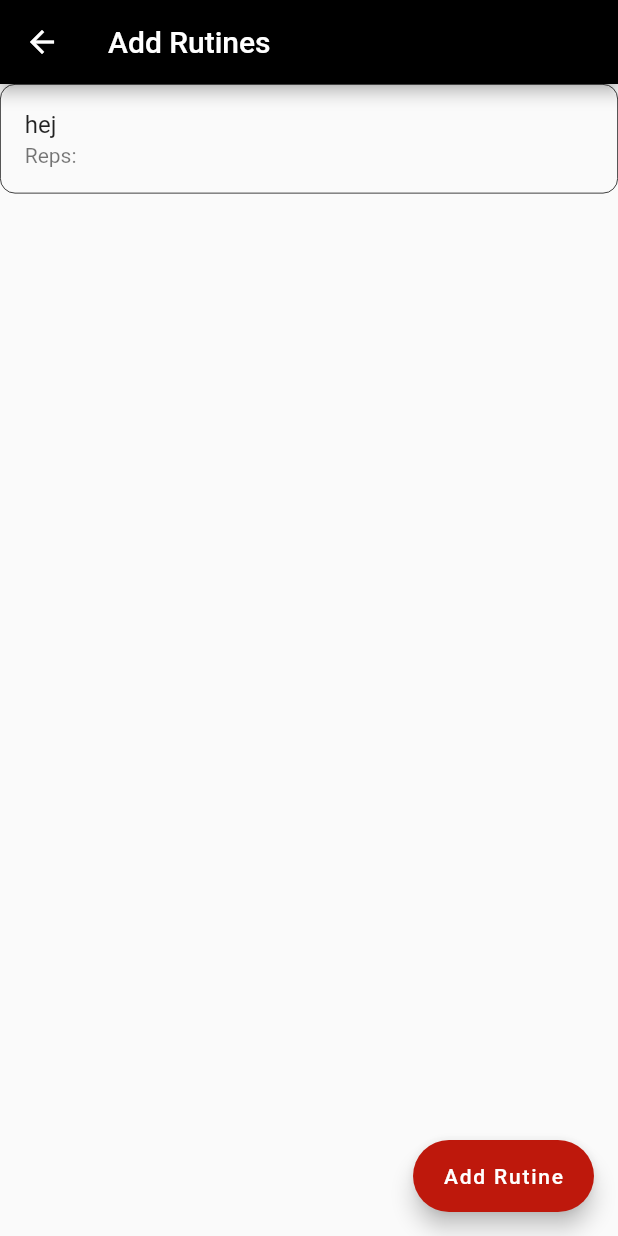
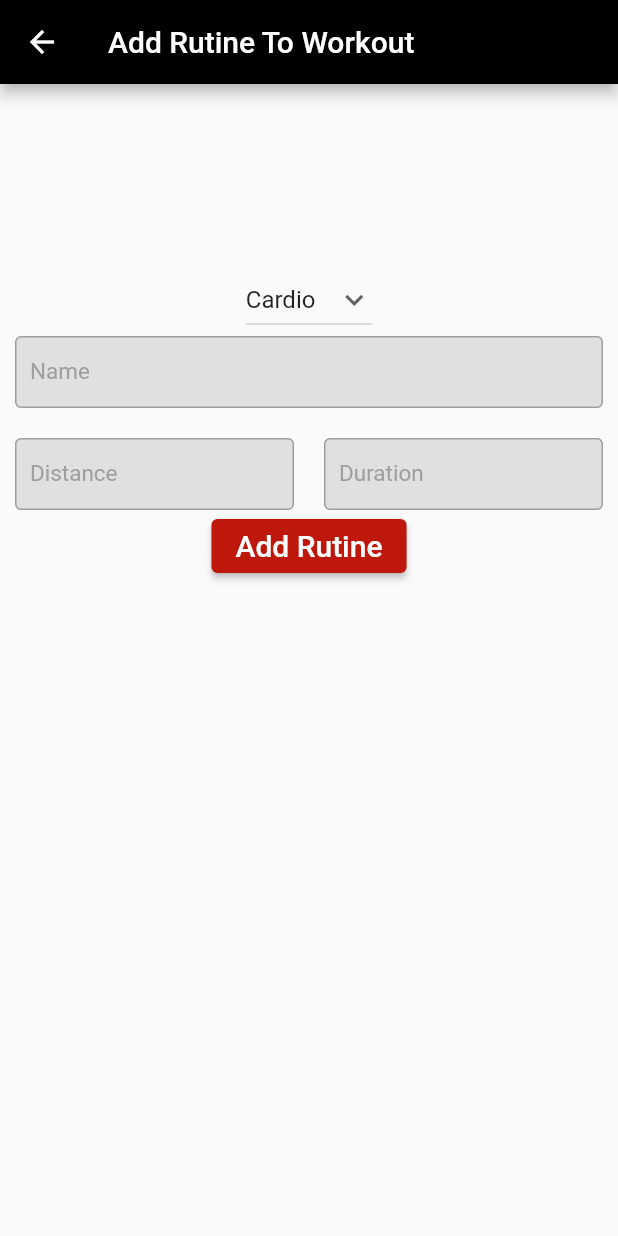
Before and after one commit to JohannesPoulsen/fitness_budy_app, a Flutter app: the Add_rutine screen opened directly with empty values, after a tap on "Add Rutine", on a phone screen of 412 x 824 dp. Run offline on Flutter 3.47's test engine with Material 2 defaults, Android fonts, the phone set to English and light mode, and no system bars; our stand-ins replace cloud_firestore, firebase_auth, firebase_core, font_awesome_flutter; accounts and stored records are empty.

Commit message:
createRutine

```diff
--- a/lib/ViewController/add_rutine.dart
+++ b/lib/ViewController/add_rutine.dart
@@ -1,9 +1,11 @@
 import 'package:flutter/material.dart';
 import 'package:fitness_body_app/Model/Master.dart';
 import 'package:fitness_body_app/Model/Workout.dart';
+import 'create_rutine.dart';
 
 class Add_rutine extends StatefulWidget {
-  const Add_rutine({Key? key, required this.master, required this.workout}) : super(key: key);
+  const Add_rutine({Key? key, required this.master, required this.workout})
+      : super(key: key);
 
   final Master master;
   final Workout workout;
@@ -51,6 +53,10 @@ class _Add_rutineState extends State<Add_rutine> {
         label: const Text("Add Rutine"),
         onPressed: () {
           addItem("hej");
+          Navigator.push(
+            context,
+            MaterialPageRoute(builder: (context) => Create_rutine()),
+          );
         },
         backgroundColor: const Color.fromARGB(255, 190, 24, 12),
         // icon: const Icon(
@@ -61,6 +67,10 @@ class _Add_rutineState extends State<Add_rutine> {
       return FloatingActionButton(
         onPressed: () {
           addItem("hej");
+          Navigator.push(
+            context,
+            MaterialPageRoute(builder: (context) => Create_rutine()),
+          );
         },
         backgroundColor: const Color.fromARGB(255, 190, 24, 12),
         child: const Icon(
--- /dev/null
+++ b/lib/ViewController/create_rutine.dart
@@ -0,0 +1,198 @@
+import 'package:flutter/material.dart';
+
+class Create_rutine extends StatefulWidget {
+  const Create_rutine({Key? key}) : super(key: key);
+
+  @override
+  _Create_rutineState createState() => _Create_rutineState();
+}
+
+class _Create_rutineState extends State<Create_rutine> {
+  var durationController = TextEditingController();
+  var distanceController = TextEditingController();
+  var repitionsController = TextEditingController();
+  String optionsValue = 'Cardio';
+
+  String duration = '';
+  String repitions = '';
+  String distance = '';
+
+  var options = [
+    'Cardio',
+    'Strength',
+    'Other',
+  ];
+
+  @override
+  Widget build(BuildContext context) {
+    return Scaffold(
+      appBar: AppBar(
+        title: const Text("Add Rutine To Workout"),
+        backgroundColor: Colors.black,
+      ),
+      body: Center(
+        child: Column(
+          children: [
+            const SizedBox(height: 120),
+            DropdownButton(
+              value: optionsValue,
+              icon: const Icon(Icons.keyboard_arrow_down),
+              items: options.map((String items) {
+                return DropdownMenuItem(
+                  value: items,
+                  child: Text(items),
+                );
+              }).toList(),
+              onChanged: (String? newValue) {
+                setState(() {
+                  optionsValue = newValue!;
+                  distance = "";
+                  duration = "";
+                  repitions = "";
+                  repitionsController.clear();
+                  durationController.clear();
+                  distanceController.clear();
+                });
+              },
+            ),
+            RutineWidget(),
+            ElevatedButton(
+              onPressed: () {},
+              style: ElevatedButton.styleFrom(
+                primary: const Color.fromARGB(255, 190, 24, 12),
+              ),
+              child: const Text("Add Rutine", style: TextStyle(fontSize: 20)),
+            ),
+          ],
+        ),
+      ),
+    );
+  }
+
+  Widget RutineWidget() {
+    if (optionsValue == "Cardio") {
+      return Column(
+        children: [
+          nameTextField(),
+          const SizedBox(
+            height: 20,
+          ),
+          Row(children: [
+            const SizedBox(width: 10),
+            ExpTextField("Distance", distanceController),
+            const SizedBox(
+              width: 20,
+            ),
+            ExpTextField("Duration", durationController),
+            const SizedBox(width: 10),
+          ])
+        ],
+      );
+    } else if (optionsValue == "Strength") {
+      return Column(
+        children: [
+          nameTextField(),
+          const SizedBox(
+            height: 20,
+          ),
+          Row(children: [
+            const SizedBox(width: 10),
+            ExpTextField("Repitions", repitionsController),
+            const SizedBox(
+              width: 20,
+            ),
+            ExpTextField("Duration", durationController),
+            const SizedBox(width: 10),
+          ])
+        ],
+      );
+    } else {
+      return Column(
+        children: [
+          nameTextField(),
+          const SizedBox(
+            height: 20,
+          ),
+          Row(children: [
+            const SizedBox(width: 10),
+            ExpTextField("Distance", distanceController),
+            const SizedBox(
+              width: 10,
+            ),
+            ExpTextField("Duration", durationController),
+            const SizedBox(width: 10),
+            ExpTextField("Repitions", repitionsController),
+            const SizedBox(
+              width: 10,
+            )
+          ])
+        ],
+      );
+    }
+  }
+
+  Widget ExpTextField(content, controller) {
+    return Expanded(
+      child: TextField(
+        cursorColor: Colors.grey,
+        controller: controller,
+        onChanged: (value) {
+          setValue(content, value);
+        },
+        decoration: InputDecoration(
+          contentPadding:
+              const EdgeInsets.symmetric(vertical: 10.0, horizontal: 10),
+          labelText: content,
+          labelStyle: (const TextStyle(color: Colors.grey, fontSize: 15)),
+          filled: true,
+          fillColor: const Color(0xFFE0E0E0),
+          enabledBorder: const OutlineInputBorder(
+            borderSide: BorderSide(width: 1, color: Colors.grey),
+          ),
+          focusedBorder: const OutlineInputBorder(
+            borderSide: BorderSide(width: 1, color: Colors.grey),
+          ),
+        ),
+      ),
+    );
+  }
+
+  Widget nameTextField() {
+    return Padding(
+      padding: const EdgeInsets.fromLTRB(10, 0, 10, 0),
+      child: TextField(
+        cursorColor: Colors.grey,
+        onChanged: (value) {},
+        decoration: const InputDecoration(
+          contentPadding: EdgeInsets.symmetric(vertical: 10.0, horizontal: 10),
+          labelText: "Name",
+          labelStyle: (TextStyle(color: Colors.grey, fontSize: 15)),
+          filled: true,
+          fillColor: Color(0xFFE0E0E0),
+          enabledBorder: OutlineInputBorder(
+            borderSide: BorderSide(width: 1, color: Colors.grey),
+          ),
+          focusedBorder: OutlineInputBorder(
+            borderSide: BorderSide(width: 1, color: Colors.grey),
+          ),
+        ),
+      ),
+    );
+  }
+
+  void setValue(content, value) {
+    if (content == "Duration") {
+      setState(() {
+        duration = value;
+      });
+    } else if (content == "Repitions") {
+      setState(() {
+        repitions = value;
+      });
+    } else {
+      setState(() {
+        distance = value;
+      });
+    }
+  }
+}
--- a/lib/ViewController/main.dart
+++ b/lib/ViewController/main.dart
@@ -12,9 +12,13 @@ Future<void> main() async {
   await Firebase.initializeApp(
     options: DefaultFirebaseOptions.currentPlatform,
   );
+
   runApp(const MaterialApp(
     home: Home(),
   ));
+  await Firebase.initializeApp(
+    options: DefaultFirebaseOptions.currentPlatform,
+  );
 }
 
 class Home extends StatelessWidget {
```
